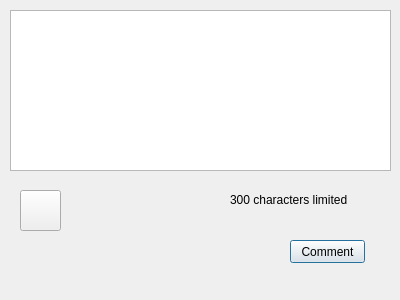
Before: the Qt Designer form libdash/qtsampleplayer/CommentDialog.ui in sunRainPenguin/libdash-adaptation, drawn with Qt 5.
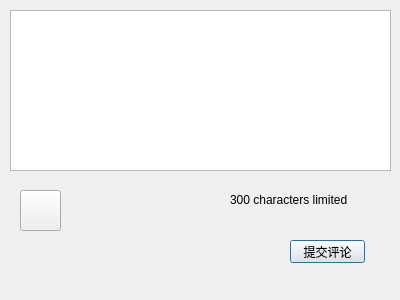
After: the same form once the commit is applied.

The edit to the form file:
```diff
--- a/libdash/qtsampleplayer/CommentDialog.ui
+++ b/libdash/qtsampleplayer/CommentDialog.ui
@@ -36,7 +36,7 @@
     </rect>
    </property>
    <property name="text">
-    <string>Comment</string>
+    <string>提交评论</string>
    </property>
   </widget>
   <widget class="QPushButton" name="button_smilely">
```
Left out of the diff: 2 changed lines with no effect on the pictures.
